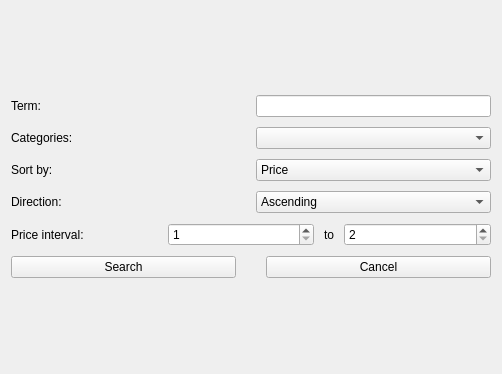
Above: frontend/ui/productsearchwindow.ui from NVKShop/nvk-client before the change. Below: the same form after it.
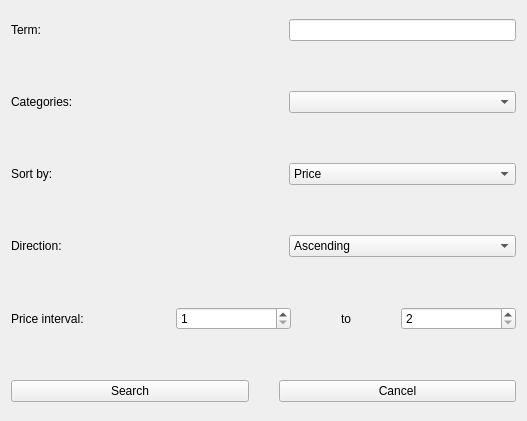
That is the form after the change.

What changed in the file:
```diff
--- a/frontend/ui/productsearchwindow.ui
+++ b/frontend/ui/productsearchwindow.ui
@@ -6,8 +6,8 @@
    <rect>
     <x>0</x>
     <y>0</y>
-    <width>502</width>
-    <height>374</height>
+    <width>527</width>
+    <height>421</height>
    </rect>
   </property>
   <property name="windowTitle">
@@ -17,7 +17,7 @@
    <item row="0" column="0">
     <layout class="QVBoxLayout" name="verticalLayout" stretch="1,1,1,1,1,2">
      <property name="spacing">
-      <number>10</number>
+      <number>50</number>
      </property>
      <item>
       <layout class="QHBoxLayout" name="horizontalLayout_5" stretch="2,2">
```
